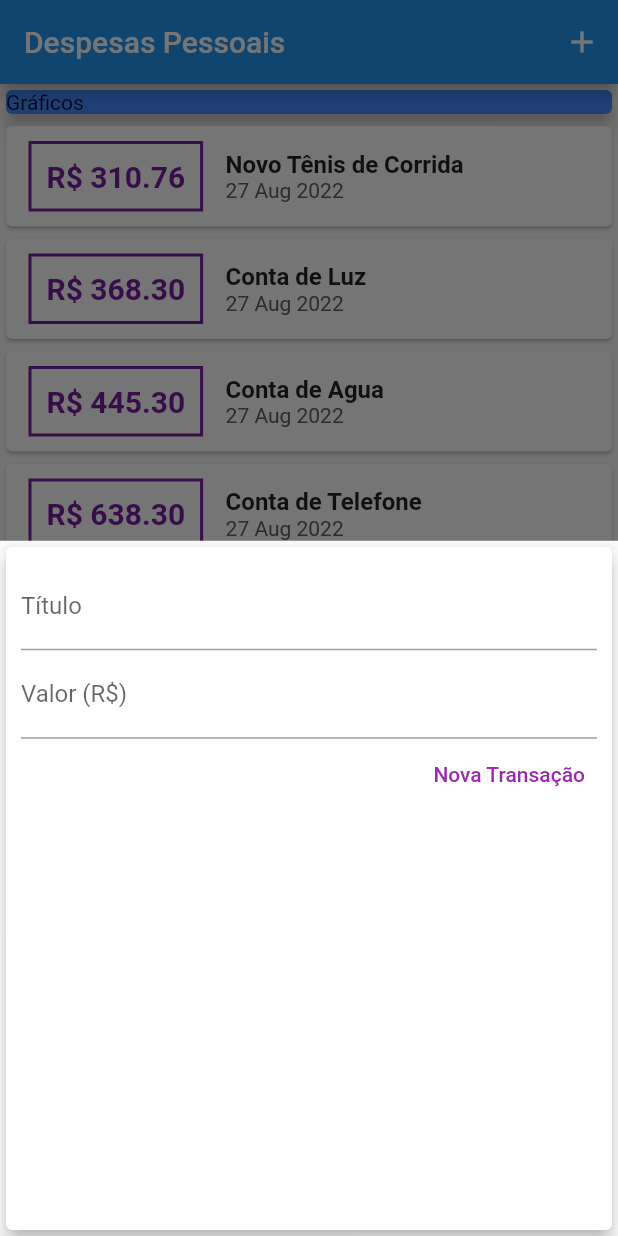
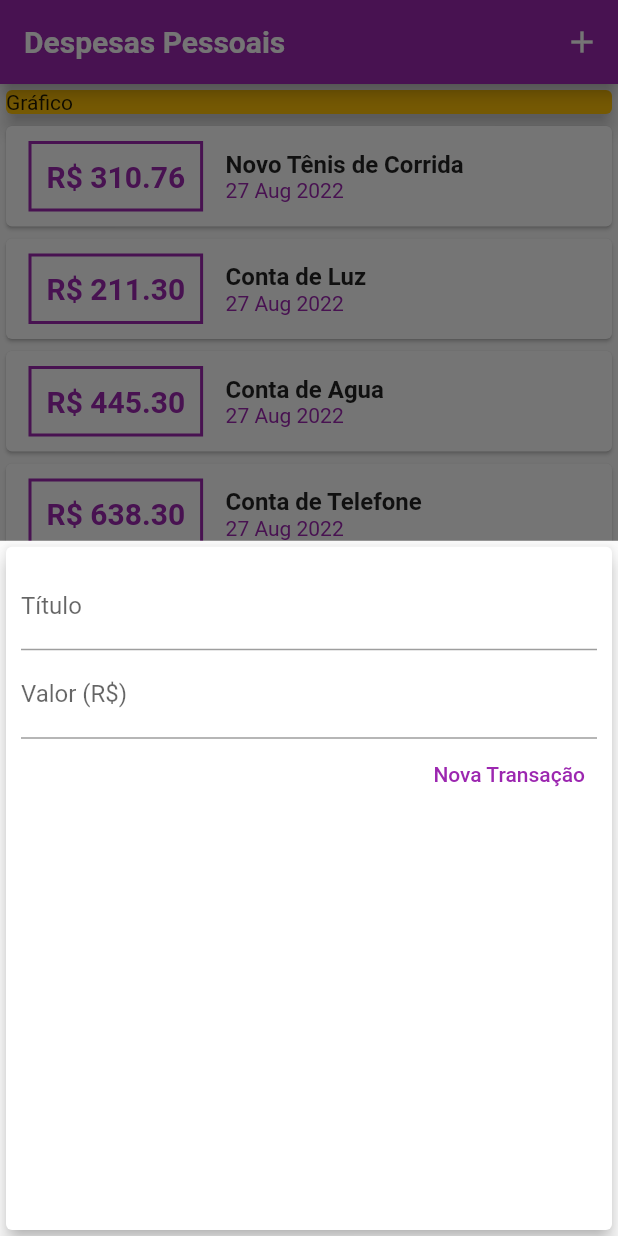
Before and after one commit to waitoair/expenses, a Flutter app: the screen it shows after launch, after a tap on the "add" icon, on a phone screen of 412 x 824 dp. Run offline on Flutter 3.47's test engine with Material 2 defaults, Android fonts, the phone set to English and light mode, and no system bars; Roboto replaces fonts that are missing (OpenSans).

Commit message:
style: pattern with theme and indentation adjustment

```diff
--- a/lib/components/transaction_form.dart
+++ b/lib/components/transaction_form.dart
@@ -1,4 +1,5 @@
 import 'package:flutter/material.dart';
+
 
 class TransactionForm extends StatefulWidget {
   TransactionForm(this.onSubmit, {Key? key}) : super(key: key);
@@ -52,10 +53,10 @@ class _TransactionFormState extends State<TransactionForm> {
               mainAxisAlignment: MainAxisAlignment.end,
               children: <Widget>[
                 TextButton(
-                  child: const Text(
+                  child: Text(
                     'Nova Transação',
                     style: TextStyle(
-                      color: Colors.purple,
+                      color: Theme.of(context).colorScheme.primary,
                     ),
                   ),
                   onPressed: _submitForm,
--- a/lib/components/transaction_list.dart
+++ b/lib/components/transaction_list.dart
@@ -26,7 +26,7 @@ class TransactionList extends StatelessWidget {
                   ),
                   decoration: BoxDecoration(
                       border: Border.all(
-                          color: Colors.purple.shade700,
+                        color: Theme.of(context).colorScheme.primary,
                         width: 2,
                       )
                   ),
@@ -36,7 +36,7 @@ class TransactionList extends StatelessWidget {
                       style: TextStyle(
                         fontWeight: FontWeight.bold,
                         fontSize: 20,
-                          color: Colors.purple.shade700,
+                        color: Theme.of(context).colorScheme.primary,
                       )
                   ),
                 ),
@@ -53,7 +53,7 @@ class TransactionList extends StatelessWidget {
                     Text(
                       DateFormat('d MMM y').format(transaction.date),
                       style: TextStyle(
-                          color: Colors.grey[700],
+                        color: Theme.of(context).colorScheme.primary,
                       ),
                     ),
                   ],
--- a/lib/main.dart
+++ b/lib/main.dart
@@ -1,28 +1,48 @@
 import 'package:flutter/material.dart';
 import 'dart:math';
-import 'components/transaction_form.dart';
-import 'components/transaction_list.dart';
+import './components/transaction_form.dart';
+import './components/transaction_list.dart';
 import 'models/transaction.dart';
 
 
 main() => runApp(ExpensesApp());
 
 class ExpensesApp extends StatelessWidget {
-  ExpensesApp({Key? key}) : super(key: key);
+  @override
+  Widget build(BuildContext context) {
+    final ThemeData tema = ThemeData();
 
-  Widget build(BuildContext context) {
     return MaterialApp(
-        debugShowCheckedModeBanner: false,
-        home: MyHomePage(),
+      debugShowCheckedModeBanner: false,
+      home: MyHomePage(),
+      theme: tema.copyWith(
+        colorScheme: tema.colorScheme.copyWith(
+          primary: Colors.purple,
+          secondary: Colors.amber,
+        ),
+        textTheme: tema.textTheme.copyWith(
+          headline6: TextStyle(
+            fontFamily: 'OpenSans',
+            fontSize: 18,
+            fontWeight: FontWeight.bold,
+            color: Theme.of(context).colorScheme.primary,
+          ),
+        ),
+        appBarTheme: AppBarTheme(
+          titleTextStyle: TextStyle(
+            fontFamily: 'OpenSans',
+            fontSize: 20,
+            fontWeight: FontWeight.bold,
+          ),
+        ),
+      ),
     );
   }
 }
 
 class MyHomePage extends StatefulWidget {
-  MyHomePage({Key? key}) : super(key: key);
-
   @override
-  State<MyHomePage> createState() => _MyHomePageState();
+  _MyHomePageState createState() => _MyHomePageState();
 }
 
 class _MyHomePageState extends State<MyHomePage> {
@@ -36,7 +56,7 @@ class _MyHomePageState extends State<MyHomePage> {
     Transaction(
       id: 't2',
       title: 'Conta de Luz',
-      value: 368.30,
+      value: 211.30,
       date: DateTime.now(),
     ),
     Transaction(
@@ -82,6 +102,8 @@ class _MyHomePageState extends State<MyHomePage> {
     setState(() {
       _transactions.add(newTransaction);
     });
+
+    Navigator.of(context).pop();
   }
 
   _openTransactionFormModal(BuildContext context) {
@@ -89,7 +111,7 @@ class _MyHomePageState extends State<MyHomePage> {
       context: context,
       builder: (_) {
         return TransactionForm(_addTransaction);
-      }
+      },
     );
   }
 
@@ -97,12 +119,12 @@ class _MyHomePageState extends State<MyHomePage> {
   Widget build(BuildContext context) {
     return Scaffold(
       appBar: AppBar(
-        title: Text("Despesas Pessoais"),
+        title: Text('Despesas Pessoais'),
         actions: <Widget>[
           IconButton(
             icon: Icon(Icons.add),
-            onPressed: () => { _openTransactionFormModal(context) },
-          )
+            onPressed: () => _openTransactionFormModal(context),
+          ),
         ],
       ),
       body: SingleChildScrollView(
@@ -110,11 +132,12 @@ class _MyHomePageState extends State<MyHomePage> {
           crossAxisAlignment: CrossAxisAlignment.stretch,
           children: <Widget>[
             Container(
-              child: const Card(
-                child: Text("Gráficos"),
-                color: Colors.blueAccent,
+              width: double.infinity,
+              child: Card(
+                color: Theme.of(context).colorScheme.secondary,
+                child: Text('Gráfico'),
                 elevation: 5,
-              )
+              ),
             ),
             TransactionList(_transactions),
           ],
@@ -122,7 +145,7 @@ class _MyHomePageState extends State<MyHomePage> {
       ),
       floatingActionButton: FloatingActionButton(
         child: Icon(Icons.add),
-        onPressed: () => { _openTransactionFormModal(context) },
+        onPressed: () => _openTransactionFormModal(context),
       ),
       floatingActionButtonLocation:
       FloatingActionButtonLocation.centerFloat,
```
Lines whose indentation alone changed are shown as unchanged.
